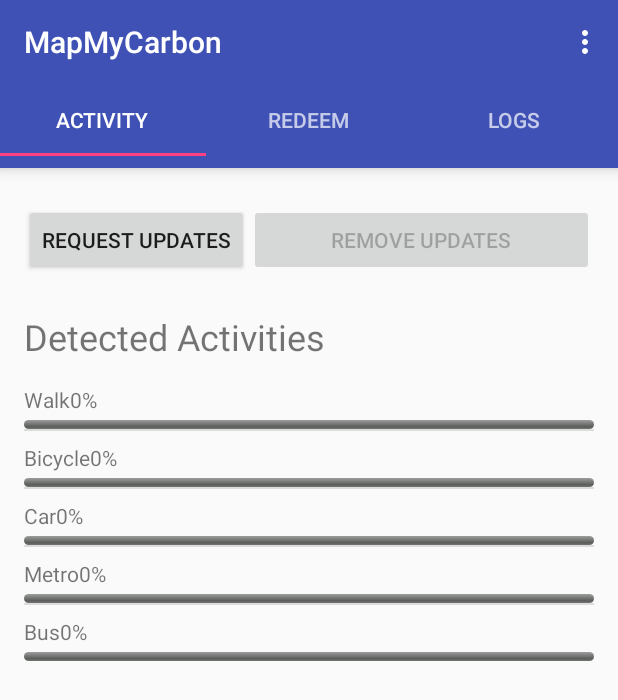
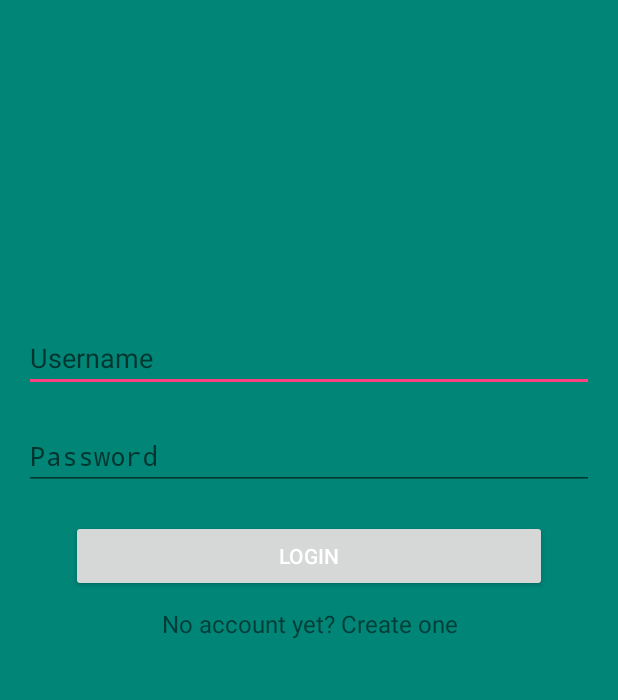
Before and after one commit to varunj/MapMyCarbon, an Android app: the screen it shows after launch (StartActivity before the commit, Login after it), on a phone screen of 412 x 824 dp. Shown: the top 700 px of the screen. Run offline under Robolectric (Android 15) with nearby library versions, the phone set to English and light mode, and no system bars.

Commit message:
Login Added

```diff
--- a/app/build.gradle
+++ b/app/build.gradle
@@ -6,7 +6,7 @@ android {
 
     defaultConfig {
         applicationId "com.google.android.gms.location.sample.activityrecognition"
-        minSdkVersion 9
+        minSdkVersion 21
         targetSdkVersion 22
         versionCode 1
         versionName "1.0"
--- /dev/null
+++ b/app/src/main/java/com/google/android/gms/location/sample/activityrecognition/Login.java
@@ -0,0 +1,134 @@
+package com.google.android.gms.location.sample.activityrecognition;
+
+/**
+ * Created by siddharthsingh on 28/04/16.
+ */
+
+import android.app.Activity;
+import android.content.Intent;
+import android.os.AsyncTask;
+import android.os.Bundle;
+import android.util.Log;
+import android.view.View;
+import android.widget.Button;
+import android.widget.EditText;
+import android.widget.TextView;
+
+import org.apache.http.HttpResponse;
+import org.apache.http.HttpStatus;
+import org.apache.http.StatusLine;
+import org.apache.http.client.ClientProtocolException;
+import org.apache.http.client.HttpClient;
+import org.apache.http.client.methods.HttpGet;
+import org.apache.http.impl.client.DefaultHttpClient;
+import org.json.JSONException;
+import org.json.JSONObject;
+
+import java.io.ByteArrayOutputStream;
+import java.io.IOException;
+
+
+
+public class Login extends Activity implements View.OnClickListener {
+
+    private EditText mEmailLogin;
+    private EditText mPasswordLogin;
+    private TextView _signupLink;
+    private Button mLoginbtn;
+    private String success_login="false";
+    private String result = "";
+
+    public JSONObject json;
+    @Override
+    protected void onCreate(Bundle savedInstanceState) {
+        super.onCreate(savedInstanceState);
+        setContentView(R.layout.activity_login);
+
+        mEmailLogin = (EditText) findViewById(R.id.email_login);
+        mPasswordLogin = (EditText) findViewById(R.id.password_login);
+        mLoginbtn = (Button) findViewById(R.id.btn_login);
+        _signupLink = (TextView) findViewById(R.id.link_login);
+        mLoginbtn.setOnClickListener(this);
+        _signupLink=(TextView)findViewById(R.id.link_login);
+
+    }
+    public void signlink(View v)
+    {
+//        Intent i= new Intent(Login.this, SignUp.class);
+//        startActivity(i);
+    }
+    @Override
+    public void onClick(View v) {
+        switch (v.getId()) {
+            case R.id.btn_login:
+                // call AsynTask to perform network operation on separate thread
+//                ProgressDialog dialog = new ProgressDialog(Login.this);
+//                dialog.setMessage("Authenticating..");
+//                dialog.show();
+                new RequestTask().execute("http://192.168.2.0:4000/viewcredit/"+mEmailLogin.getText().toString()+"/"+mPasswordLogin.getText().toString());
+                break;
+
+
+        }
+    }
+    class RequestTask extends AsyncTask<String, String, String> {
+
+//        ProgressDialog dialog = new ProgressDialog(getApplicationContext());
+
+        @Override
+        protected void onPreExecute() {
+            // Show Progress dialog
+//            dialog.setMessage("Checking Server..");
+//            dialog.show();
+        }
+
+        @Override
+        protected String doInBackground(String... uri) {
+            HttpClient httpclient = new DefaultHttpClient();
+            HttpResponse response;
+            String responseString = null;
+            try {
+                response = httpclient.execute(new HttpGet(uri[0]));
+                StatusLine statusLine = response.getStatusLine();
+                Log.d("serversentdata", statusLine.toString());
+                if (statusLine.getStatusCode() == HttpStatus.SC_OK) {
+                    ByteArrayOutputStream out = new ByteArrayOutputStream();
+                    response.getEntity().writeTo(out);
+                    responseString = out.toString();
+                    out.close();
+                } else {
+                    //Closes the connection.
+                    response.getEntity().getContent().close();
+                    throw new IOException(statusLine.getReasonPhrase());
+                }
+            } catch (ClientProtocolException e) {
+                //TODO Handle problems..
+            } catch (IOException e) {
+                //TODO Handle problems..
+            }
+            return responseString;
+        }
+        @Override
+        protected void onPostExecute(String result) {
+//            dialog.dismiss();
+            super.onPostExecute(result);
+            JSONObject jObject;
+            String aJsonString = null;
+            try {
+                jObject = new JSONObject(result);
+                aJsonString = jObject.getString("login");
+            } catch (JSONException e) {
+                e.printStackTrace();
+            }
+            if(aJsonString.equals("true"))
+            {
+                Intent i = new Intent(getApplicationContext(), StartActivity.class);
+                i.putExtra("username", mEmailLogin.getText().toString());
+                i.putExtra("password", mPasswordLogin.getText().toString());
+                startActivity(i);
+                finish();
+            }
+        }
+    }
+
+}
--- /dev/null
+++ b/app/src/main/res/layout/activity_login.xml
@@ -0,0 +1,56 @@
+<RelativeLayout xmlns:android="http://schemas.android.com/apk/res/android"
+    xmlns:tools="http://schemas.android.com/tools" android:layout_width="match_parent"
+    android:layout_height="match_parent" android:paddingLeft="@dimen/activity_horizontal_margin"
+    android:paddingRight="@dimen/activity_horizontal_margin"
+    android:paddingTop="@dimen/activity_vertical_margin"
+    android:paddingBottom="@dimen/activity_vertical_margin"
+    tools:context="com.example.rohantiwari.tag.Login"
+    android:background="@color/accent_material_light">
+
+    <LinearLayout
+        android:layout_width="match_parent"
+        android:layout_height="match_parent"
+        android:orientation="vertical"
+        android:layout_alignParentBottom="true"
+        android:layout_alignParentEnd="true">
+
+        <EditText
+            android:layout_marginTop="200dp"
+            android:layout_width="match_parent"
+            android:layout_height="wrap_content"
+            android:inputType="textEmailAddress"
+            android:textColor="@color/white"
+            android:ems="10"
+            android:id="@+id/email_login"
+            android:hint="Username" />
+        <EditText
+            android:layout_marginTop="20dp"
+            android:layout_width="match_parent"
+            android:textColor="@color/white"
+            android:layout_height="wrap_content"
+            android:inputType="textPassword"
+            android:hint="Password"
+            android:ems="10"
+            android:id="@+id/password_login" />
+
+        <Button
+            android:layout_marginTop="20dp"
+            android:layout_width="317dp"
+            android:layout_height="wrap_content"
+            android:id="@+id/btn_login"
+            android:layout_gravity="center_horizontal"
+            android:text="Login"
+            android:textColor="#FFFFFF" />
+        <TextView android:id="@+id/link_login"
+            android:layout_marginTop="10dp"
+            android:layout_width="fill_parent"
+            android:layout_height="wrap_content"
+            android:layout_marginBottom="24dp"
+            android:text="No account yet? Create one"
+            android:gravity="center"
+            android:textSize="16sp"
+            android:onClick="signlink"
+            android:clickable="true" />
+    </LinearLayout>
+
+</RelativeLayout>
--- a/app/src/main/res/layout/activity_start.xml
+++ b/app/src/main/res/layout/activity_start.xml
@@ -25,7 +25,7 @@
         android:layout_below="@+id/toolbar"
         android:background="?attr/colorPrimary"
         android:elevation="6dp"
-        android:minHeight="?attr/actionBarSize"
+        android:minHeight="20dp"
         android:theme="@style/ThemeOverlay.AppCompat.Dark.ActionBar"/>
 
     <android.support.v4.view.ViewPager
--- a/app/src/main/res/layout/detected_activity.xml
+++ b/app/src/main/res/layout/detected_activity.xml
@@ -25,6 +25,7 @@
         <TextView
             android:id="@+id/detected_activity_name"
             android:layout_width="wrap_content"
+            android:textSize="12dp"
             android:layout_height="wrap_content"
             android:layout_marginTop="@dimen/narrow_space"
             android:text="@string/still" />
@@ -33,6 +34,7 @@
             android:id="@+id/detected_activity_confidence_level"
             android:layout_width="wrap_content"
             android:layout_height="wrap_content"
+            android:text="12dp"
             android:layout_alignParentRight="true"
             android:layout_alignParentEnd="true"
             android:layout_toRightOf="@id/detected_activity_name"
@@ -42,10 +44,10 @@
 
     <ProgressBar
         android:id="@+id/detected_activity_progress_bar"
-        style="@android:style/Widget.ProgressBar.Horizontal"
+        style="@android:style/Widget.Material.Light.ProgressBar.Horizontal"
         android:layout_width="match_parent"
-        android:layout_height="wrap_content"
-        android:layout_marginTop="@dimen/progress_bar_top_margin"
-        android:minHeight="@dimen/progress_bar_min_height"
+        android:layout_height="3dp"
+        android:layout_marginTop="20dp"
+        android:minHeight="20dp"
         android:progress="1" />
 </LinearLayout>
```
Also changed, not shown: app/src/main/AndroidManifest.xml (+15 -5 lines), app/src/main/java/com/google/android/gms/location/sample/activityrecognition/StartActivity.java (+5 -3 lines), app/src/main/java/com/google/android/gms/location/sample/activityrecognition/TabFragment2.java (+174 -2 lines), app/src/main/res/layout/tab_fragment_2.xml (+44 -4 lines), app/src/main/res/values/colors.xml (added, +20 -0 lines).
